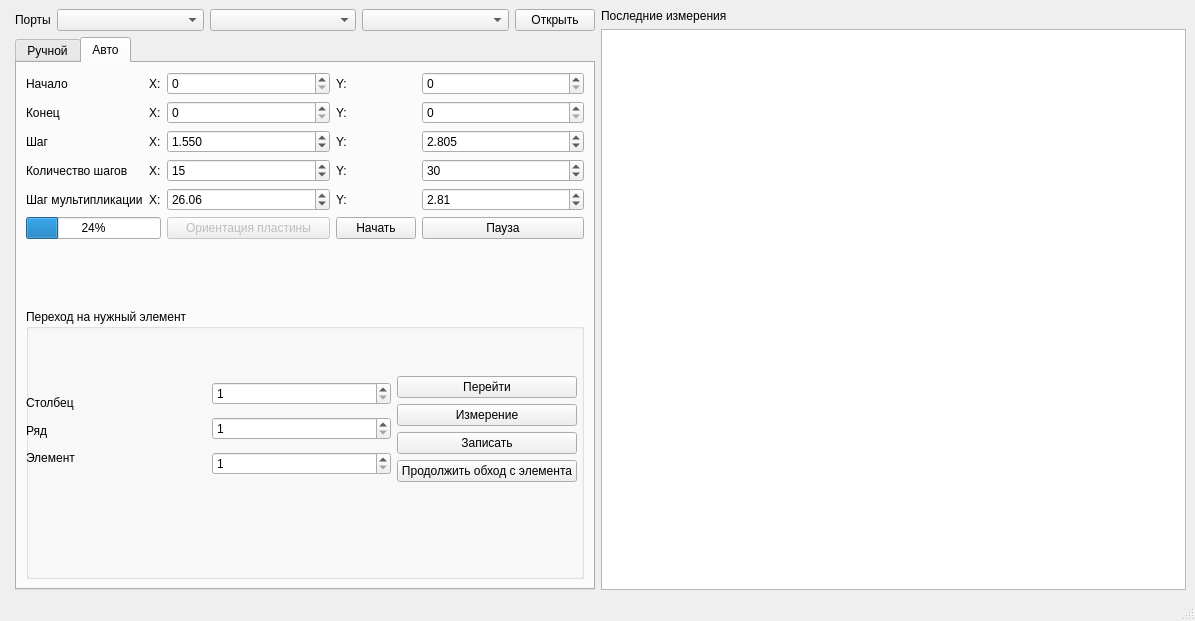
Old version of the form mainwindow.ui in the repository NatiBampo/ZondCOM.
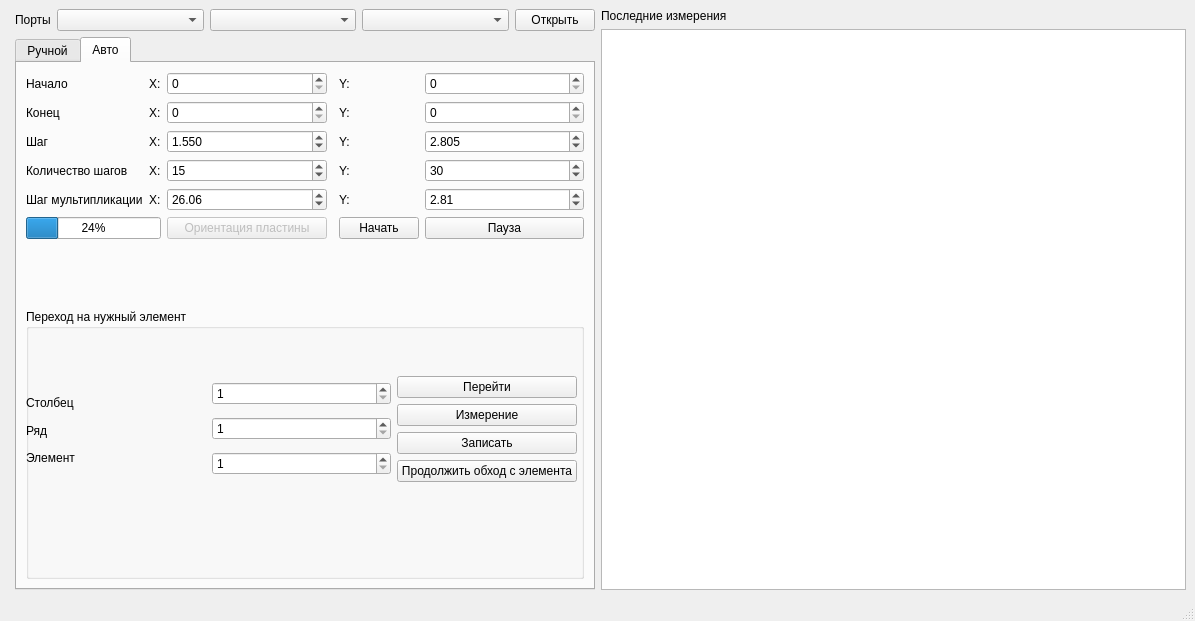
New version of the form.

The edit to the form file:
```diff
--- a/mainwindow.ui
+++ b/mainwindow.ui
@@ -329,7 +329,7 @@
             </property>
            </widget>
           </item>
-          <item row="4" column="3">
+          <item row="4" column="4">
            <widget class="QLabel" name="label_23">
             <property name="text">
              <string>Y:</string>
@@ -353,7 +353,7 @@
             </property>
            </widget>
           </item>
-          <item row="2" column="4">
+          <item row="2" column="5">
            <widget class="QDoubleSpinBox" name="stepYspinBox">
             <property name="decimals">
              <number>3</number>
@@ -363,7 +363,7 @@
             </property>
            </widget>
           </item>
-          <item row="0" column="4">
+          <item row="0" column="5">
            <widget class="QSpinBox" name="AYspinBox">
             <property name="sizePolicy">
              <sizepolicy hsizetype="Expanding" vsizetype="Fixed">
@@ -379,7 +379,7 @@
             </property>
            </widget>
           </item>
-          <item row="5" column="4">
+          <item row="5" column="5">
            <widget class="QPushButton" name="pauseButton">
             <property name="enabled">
              <bool>true</bool>
@@ -395,6 +395,13 @@
             </property>
            </widget>
           </item>
+          <item row="0" column="4">
+           <widget class="QLabel" name="label_12">
+            <property name="text">
+             <string>Y:</string>
+            </property>
+           </widget>
+          </item>
           <item row="1" column="1">
            <widget class="QLabel" name="label_7">
             <property name="text">
@@ -409,14 +416,14 @@
             </property>
            </widget>
           </item>
-          <item row="1" column="3">
+          <item row="1" column="4">
            <widget class="QLabel" name="label_13">
             <property name="text">
              <string>Y:</string>
             </property>
            </widget>
           </item>
-          <item row="8" column="0" colspan="5">
+          <item row="8" column="0" colspan="6">
            <layout class="QVBoxLayout" name="verticalLayout">
             <item>
              <widget class="QGroupBox" name="groupBox_5">
@@ -586,7 +593,7 @@
             </item>
            </layout>
           </item>
-          <item row="1" column="4">
+          <item row="1" column="5">
            <widget class="QSpinBox" name="BYspinBox">
             <property name="minimum">
              <number>0</number>
@@ -645,14 +652,7 @@
             </property>
            </widget>
           </item>
-          <item row="0" column="3">
-           <widget class="QLabel" name="label_12">
-            <property name="text">
-             <string>Y:</string>
-            </property>
-           </widget>
-          </item>
-          <item row="3" column="4">
+          <item row="3" column="5">
            <widget class="QSpinBox" name="numYspinBox">
             <property name="maximum">
              <number>100</number>
@@ -662,7 +662,7 @@
             </property>
            </widget>
           </item>
-          <item row="4" column="4">
+          <item row="4" column="5">
            <widget class="QDoubleSpinBox" name="stepRowSpinBox">
             <property name="value">
              <double>2.810000000000000</double>
@@ -676,7 +676,7 @@
             </property>
            </widget>
           </item>
-          <item row="5" column="3">
+          <item row="5" column="4">
            <widget class="QPushButton" name="scanPushButton">
             <property name="text">
              <string>Начать</string>
@@ -686,14 +686,14 @@
             </property>
            </widget>
           </item>
-          <item row="3" column="3">
+          <item row="3" column="4">
            <widget class="QLabel" name="label_15">
             <property name="text">
              <string>Y:</string>
             </property>
            </widget>
           </item>
-          <item row="2" column="3">
+          <item row="2" column="4">
            <widget class="QLabel" name="label_14">
             <property name="text">
              <string>Y:</string>
@@ -715,6 +715,36 @@
            </widget>
           </item>
          </layout>
+         <zorder>label_12</zorder>
+         <zorder>AXspinBox</zorder>
+         <zorder>label_10</zorder>
+         <zorder>label_23</zorder>
+         <zorder>pauseButton</zorder>
+         <zorder>scanPushButton</zorder>
+         <zorder>stepYspinBox</zorder>
+         <zorder>numXspinBox</zorder>
+         <zorder>label_9</zorder>
+         <zorder>label_4</zorder>
+         <zorder>stepColSpinBox</zorder>
+         <zorder>progressBar</zorder>
+         <zorder>label_5</zorder>
+         <zorder>label_6</zorder>
+         <zorder>AYspinBox</zorder>
+         <zorder>label_15</zorder>
+         <zorder>BYspinBox</zorder>
+         <zorder>numYspinBox</zorder>
+         <zorder>label_11</zorder>
+         <zorder>label_14</zorder>
+         <zorder>label_21</zorder>
+         <zorder>BXspinBox</zorder>
+         <zorder>label_22</zorder>
+         <zorder>orientationButton</zorder>
+         <zorder>stepRowSpinBox</zorder>
+         <zorder>label_7</zorder>
+         <zorder>stepXspinBox</zorder>
+         <zorder>label_13</zorder>
+         <zorder>label_8</zorder>
+         <zorder>verticalSpacer</zorder>
         </widget>
        </widget>
       </item>
```
